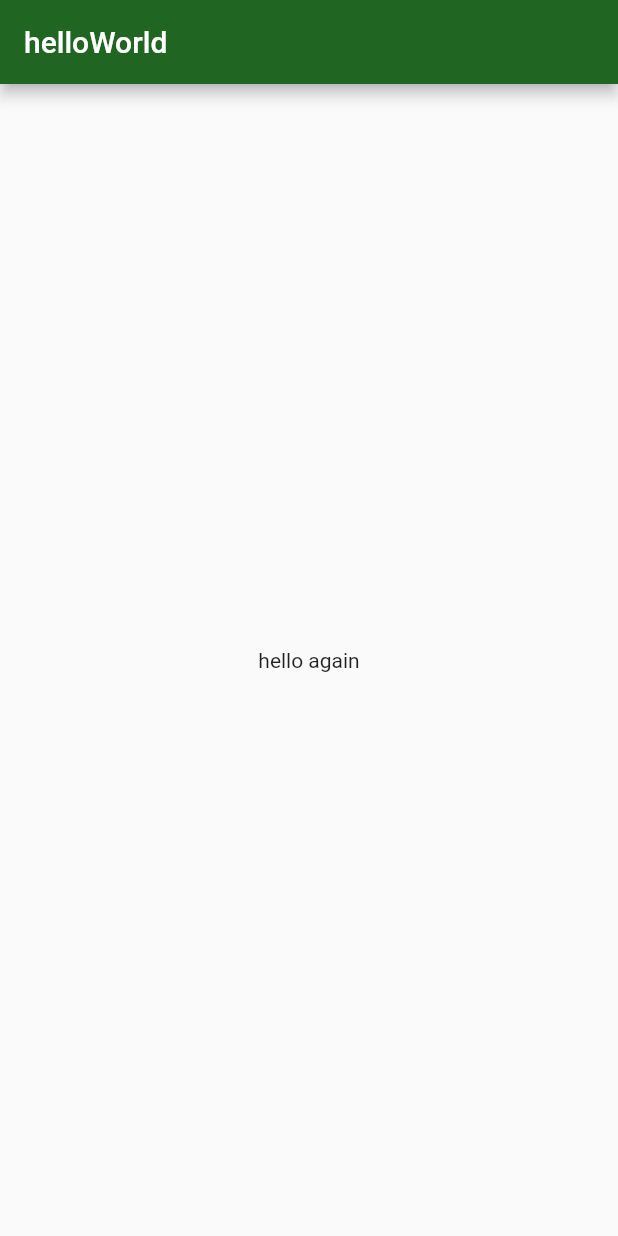
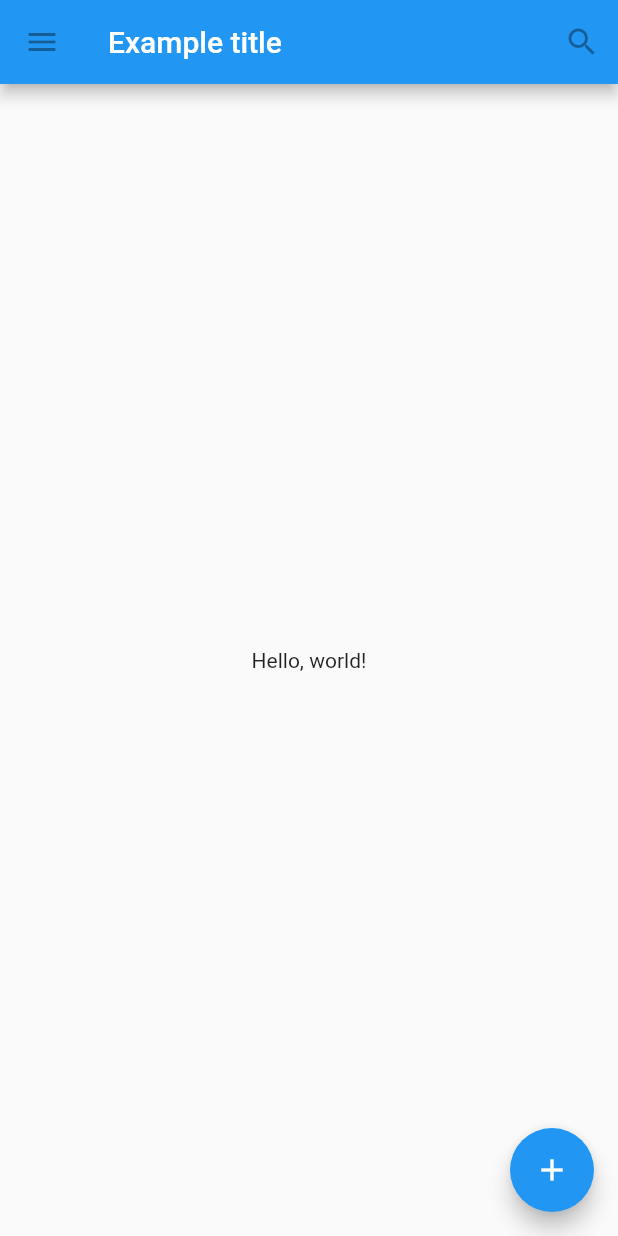
Before and after one commit to andre7455/MAD, a Flutter app: the screen it shows after launch, on a phone screen of 412 x 824 dp. Run offline on Flutter 3.47's test engine with Material 2 defaults, Android fonts, the phone set to English and light mode, and no system bars.

Commit message:
Update main.dart

```diff
--- a/lib/main.dart
+++ b/lib/main.dart
@@ -1,25 +1,45 @@
 import 'package:flutter/material.dart';
 
 void main() {
-  runApp(MyApp());
+  runApp(
+    const MaterialApp(
+      title: 'Flutter Tutorial',
+      home: TutorialHome(),
+    ),
+  );
 }
 
-class MyApp extends StatelessWidget {
-  const MyApp({Key? key}) : super(key: key);
+class TutorialHome extends StatelessWidget {
+  const TutorialHome({Key? key}) : super(key: key);
 
   @override
   Widget build(BuildContext context) {
-    return MaterialApp(
-      home: Scaffold(
-        appBar: AppBar(
-          backgroundColor: Color.fromARGB(255, 32, 102, 34),
-          title: const Text("helloWorld"),
+    // Scaffold is a layout for
+    // the major Material Components.
+    return Scaffold(
+      appBar: AppBar(
+        leading: const IconButton(
+          icon: Icon(Icons.menu),
+          tooltip: 'Navigation menu',
+          onPressed: null,
         ),
-        body: Center(
-          child: Container(
-            child: const Text("hello again"),
+        title: const Text('Example title'),
+        actions: const [
+          IconButton(
+            icon: Icon(Icons.search),
+            tooltip: 'Search',
+            onPressed: null,
           ),
-        ),
+        ],
+      ),
+      // body is the majority of the screen.
+      body: const Center(
+        child: Text('Hello, world!'),
+      ),
+      floatingActionButton: const FloatingActionButton(
+        tooltip: 'Add', // used by assistive technologies
+        child: Icon(Icons.add),
+        onPressed: null,
       ),
     );
   }
```
